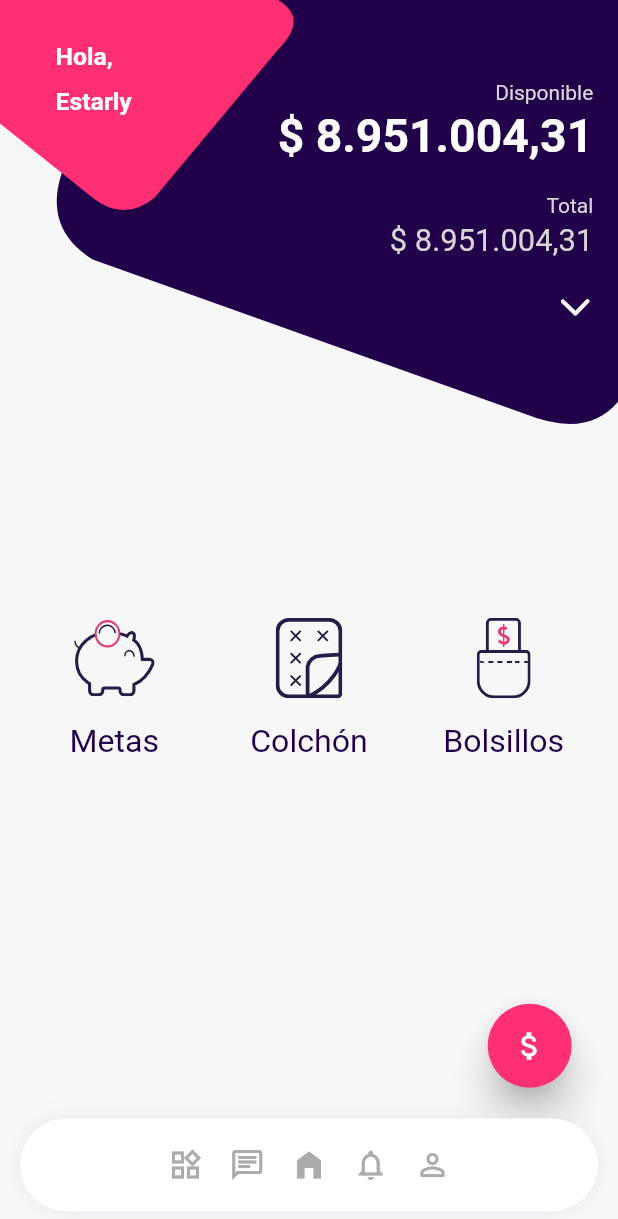
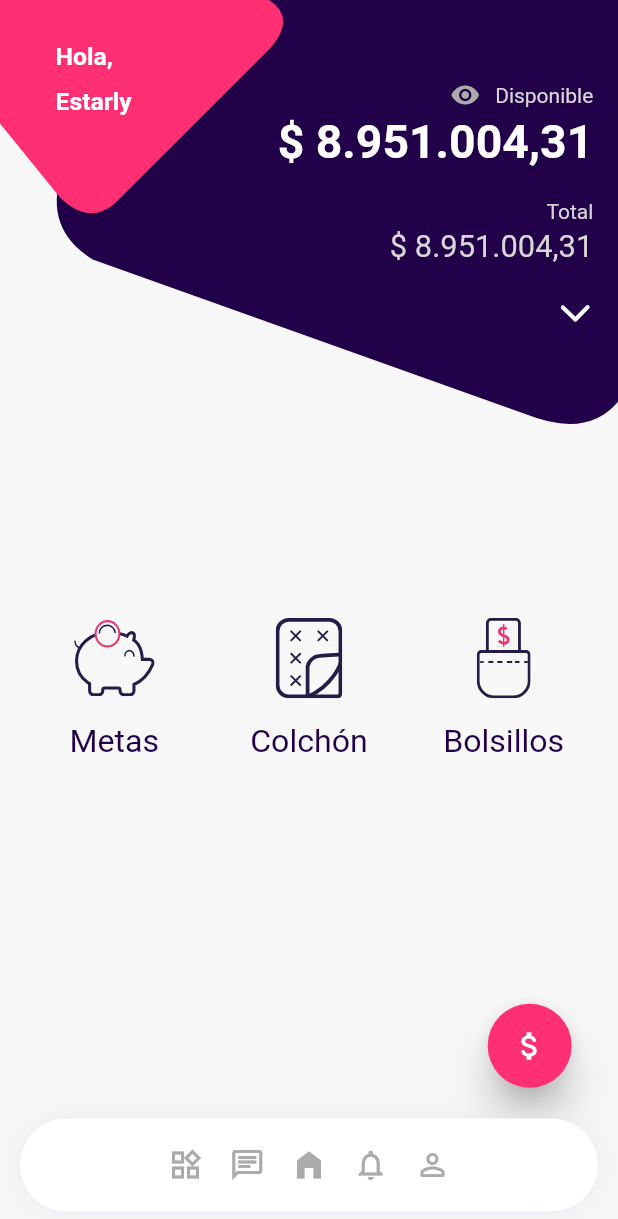
Before and after one commit to estarly07/Mequi, a Flutter app: the screen it shows after launch, on a phone screen of 412 x 824 dp. Shown: the top 1219 px of the screen. Run offline on Flutter 3.47's test engine with Material 2 defaults, Android fonts, the phone set to English and light mode, and no system bars; our stand-ins replace flutter_svg, shared_preferences.

Commit message:
CREACION
- Se creo diseño para mostrar el monto o no
- Se implemento shared preferences
- Preferences creada para guardar si tiene visibilidad al monto o no
- Se arreglo el header pink ya que no dejaba darle tap al ojo de la
  visibilidad del monto

```diff
--- a/mequi/lib/Transactions/widgets/header_home.dart
+++ b/mequi/lib/Transactions/widgets/header_home.dart
@@ -1,6 +1,7 @@
 import 'package:flutter/cupertino.dart';
 import 'package:flutter/material.dart';
 import 'package:flutter/painting.dart';
+import 'package:mequi/Utils/preferences.dart';
 import 'package:mequi/Utils/values/colors.dart';
 
 class HeaderHome extends StatelessWidget {
@@ -14,7 +15,7 @@ class HeaderHome extends StatelessWidget {
     return SafeArea(
       child: Stack(
         children: [
-          _HeaderPurple(),
+          const _HeaderPurple(),
           _HeaderPink(size: size),
         ],
       ),
@@ -36,7 +37,7 @@ class _HeaderPink extends StatelessWidget {
       children: [
         SizedBox(
           height: size.height * 0.5,
-          width: double.infinity,
+          width: size.width * 0.65,
           child: CustomPaint(
             painter: PinkFigure(),
           ),
@@ -80,16 +81,45 @@ class _HeaderPurple extends StatelessWidget {
             child: Container(
               margin: EdgeInsets.only(
                   top: size.height * 0.065, right: size.width * 0.04),
-              child: Column(
+              child: AmounstData(),
+            ))
+      ],
+    );
+  }
+}
+
+class AmounstData extends StatefulWidget {
+  const AmounstData({Key? key}) : super(key: key);
+  @override
+  State<AmounstData> createState() => _AmounstDataState();
+}
+
+class _AmounstDataState extends State<AmounstData> {
+  final preferences = Preferences();
+
+  @override
+  Widget build(BuildContext context) {
+    final size = MediaQuery.of(context).size;
+    return Column(
       crossAxisAlignment: CrossAxisAlignment.end,
       children: [
         _textInfo(
-                      "Disponible", "\$ 8.951.004,31", true, size.width * 0.05),
+          "Disponible",
+          "\$ 8.951.004,31",
+          true,
+          preferences.visibilityAmount,
+          size.width * 0.05,
+        ),
         SizedBox(
           height: size.height * 0.025,
         ),
         _textInfo(
-                      "Total", "\$ 8.951.004,31", false, size.width * 0.05),
+          "Total",
+          "\$ 8.951.004,31",
+          false,
+          preferences.visibilityAmount,
+          size.width * 0.05,
+        ),
         SizedBox(
           height: size.height * 0.025,
         ),
@@ -100,9 +130,6 @@ class _HeaderPurple extends StatelessWidget {
               color: Colors.white,
             ))
       ],
-              ),
-            ))
-      ],
     );
   }
 
@@ -110,20 +137,41 @@ class _HeaderPurple extends StatelessWidget {
     String title,
     String amount,
     bool boldActive,
+    bool amountVisibility,
     double textSize,
   ) {
     return Column(
       crossAxisAlignment: CrossAxisAlignment.end,
       children: [
+        Row(
+          children: [
+            (boldActive)
+                ? GestureDetector(
+                    onTap: () => setState(() {
+                      preferences.setVisibilityAmount();
+                    }),
+                    child: Container(
+                      margin: EdgeInsets.only(right: 10),
+                      child: Icon(
+                          amountVisibility
+                              ? Icons.visibility
+                              : Icons.visibility_off_outlined,
+                          size: 20,
+                          color: Color(colorButtonsBar)),
+                    ),
+                  )
+                : SizedBox(),
             Text(
               title,
               style: TextStyle(color: const Color(textSecondaryWhite)),
+            ),
+          ],
         ),
         SizedBox(
           height: 3,
         ),
         Text(
-          amount,
+          amountVisibility ? amount : "\$ *****",
           style: TextStyle(
               color: Color(boldActive ? textPrimaryWhite : textSecondaryWhite),
               fontWeight: boldActive ? FontWeight.bold : FontWeight.normal,
@@ -169,11 +217,11 @@ class PinkFigure extends CustomPainter {
     path.moveTo(0, 0);
     path.lineTo(0, size.height * 0.2);
     path.lineTo(size.width * 0.15, size.height * 0.32);
-    path.quadraticBezierTo(size.width * 0.2, size.height * 0.36,
-        size.width * 0.25, size.height * 0.32);
-    path.lineTo(size.width * 0.45, size.height * 0.08);
+    path.quadraticBezierTo(size.width * 0.23, size.height * 0.37,
+        size.width * 0.3, size.height * 0.32);
+    path.lineTo(size.width * 0.67, size.height * 0.08);
     path.quadraticBezierTo(
-        size.width * 0.5, size.height * 0.03, size.width * 0.45, 0);
+        size.width * 0.74, size.height * 0.03, size.width * 0.67, 0);
 
     canvas.drawPath(path, paint);
   }
--- /dev/null
+++ b/mequi/lib/Utils/preferences.dart
@@ -0,0 +1,19 @@
+import 'package:shared_preferences/shared_preferences.dart';
+
+class Preferences {
+  final keys = ["AMOUNT_VISIBILITY"];
+  static final Preferences? _instance = Preferences._internal();
+  Preferences._internal();
+
+  late SharedPreferences _preferences;
+  factory Preferences() => _instance!;
+
+  initPreferences() async {
+    _preferences = await SharedPreferences.getInstance();
+  }
+
+  void setVisibilityAmount() =>
+      _preferences.setBool(keys[0], !visibilityAmount);
+
+  get visibilityAmount => _preferences.getBool(keys[0]) ?? true;
+}
--- a/mequi/lib/main.dart
+++ b/mequi/lib/main.dart
@@ -1,9 +1,19 @@
 import 'package:flutter/material.dart';
 import 'package:flutter/services.dart';
 import 'package:mequi/Transactions/pages/pages.dart';
+import 'package:mequi/Utils/preferences.dart';
 import 'package:mequi/Utils/values/values.dart';
 
-void main() => runApp(MyApp());
+late Preferences preferences;
+void main() async {
+//ESPERAR QUE ALGO INICIALIZE POR EJEMPLO LAS PREFERENCIAS
+  WidgetsFlutterBinding.ensureInitialized();
+
+  preferences = Preferences();
+  await preferences.initPreferences();
+
+  runApp(MyApp());
+}
 
 class MyApp extends StatelessWidget {
   @override
```
Also changed, not shown: mequi/pubspec.yaml (+2 -7 lines), mequi/pubspec.lock. Lines whose indentation alone changed are shown as unchanged.
